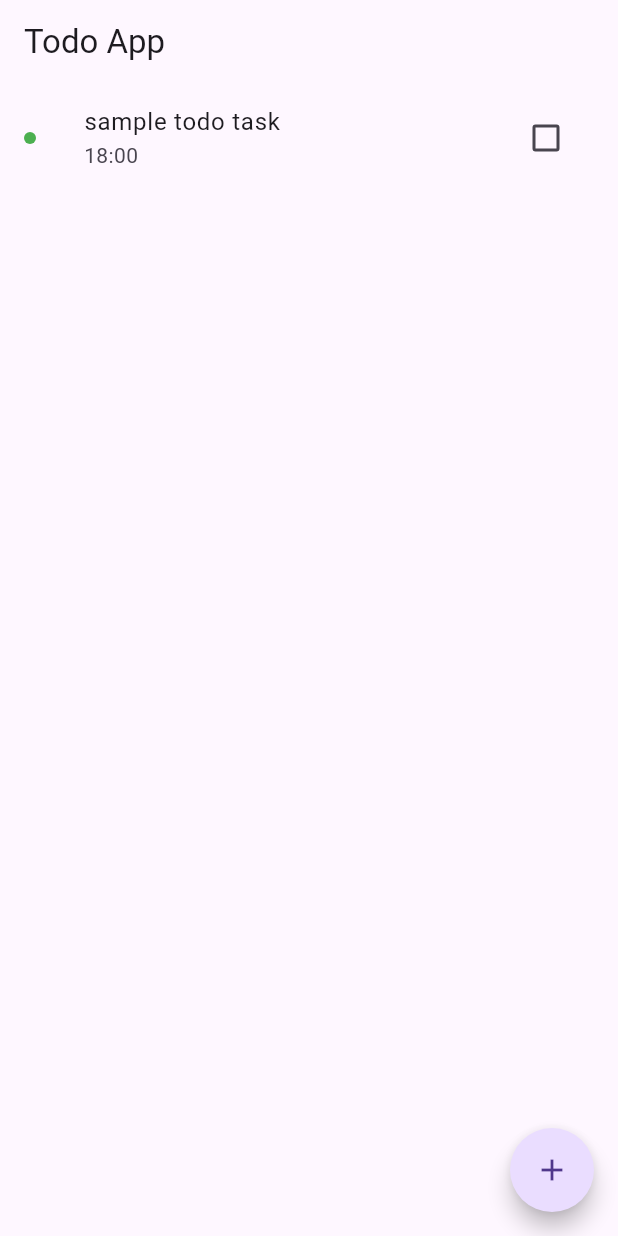
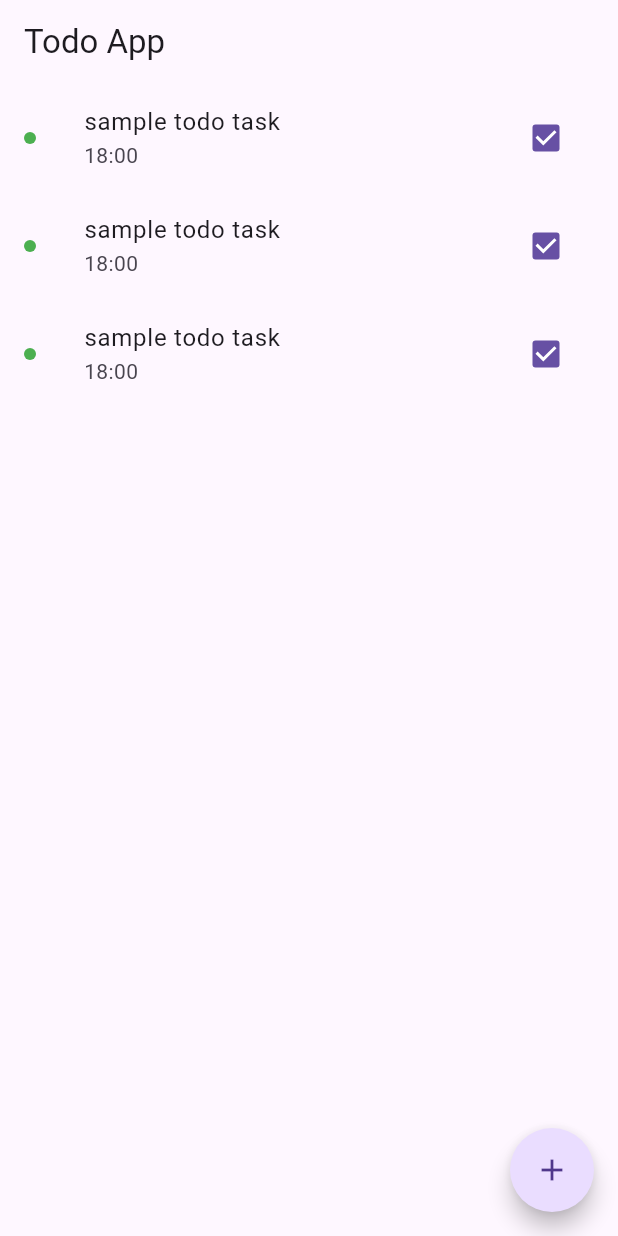
Before and after one commit to nobu74658/flutter_study_2025, a Flutter app: the screen it shows after launch, on a phone screen of 412 x 824 dp. Run offline on Flutter 3.47's test engine with Material 3 defaults, Android fonts, the phone set to English and light mode, and no system bars.

Commit message:
feat: 一覧画面のUI作成

```diff
--- /dev/null
+++ b/lib/components/todo_tile.dart
@@ -0,0 +1,21 @@
+import 'package:flutter/material.dart';
+
+class TodoTile extends StatelessWidget {
+  const TodoTile({super.key});
+
+  @override
+  Widget build(BuildContext context) {
+    return ListTile(
+      leading: const CircleAvatar(
+        radius: 4,
+        backgroundColor: Colors.green,
+      ),
+      title: const Text('sample todo task'),
+      subtitle: const Text('18:00'),
+      trailing: Checkbox(
+        value: true,
+        onChanged: (value) {},
+      ),
+    );
+  }
+}
--- a/lib/main.dart
+++ b/lib/main.dart
@@ -1,4 +1,5 @@
 import 'package:flutter/material.dart';
+import 'package:flutter_study_2025/components/todo_tile.dart';
 
 void main() {
   runApp(const MyApp());
@@ -25,19 +26,10 @@ class TodoListScreen extends StatelessWidget {
         title: const Text('Todo App'),
       ),
       body: ListView(
-        children: [
-          ListTile(
-            leading: const CircleAvatar(
-              radius: 4,
-              backgroundColor: Colors.green,
-            ),
-            title: const Text('sample todo task'),
-            subtitle: const Text('18:00'),
-            trailing: Checkbox(
-              value: false,
-              onChanged: (value) {},
-            ),
-          ),
+        children: const [
+          TodoTile(),
+          TodoTile(),
+          TodoTile(),
         ],
       ),
       floatingActionButton: FloatingActionButton(
```
